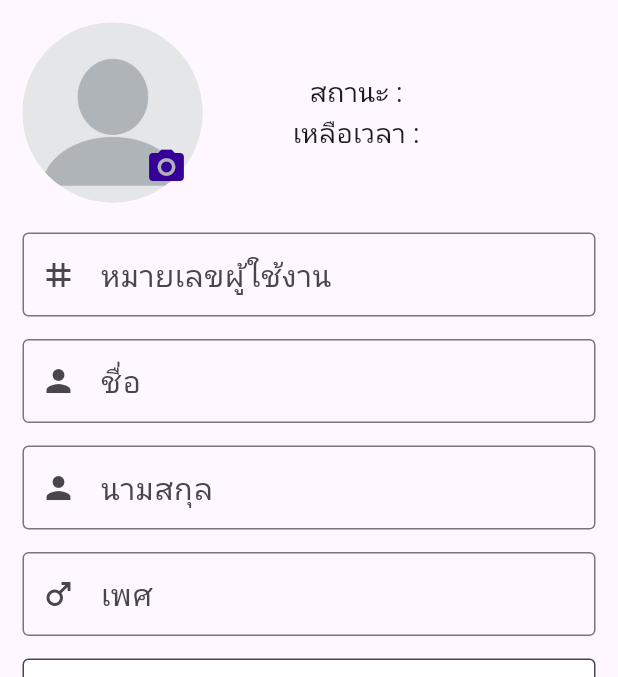
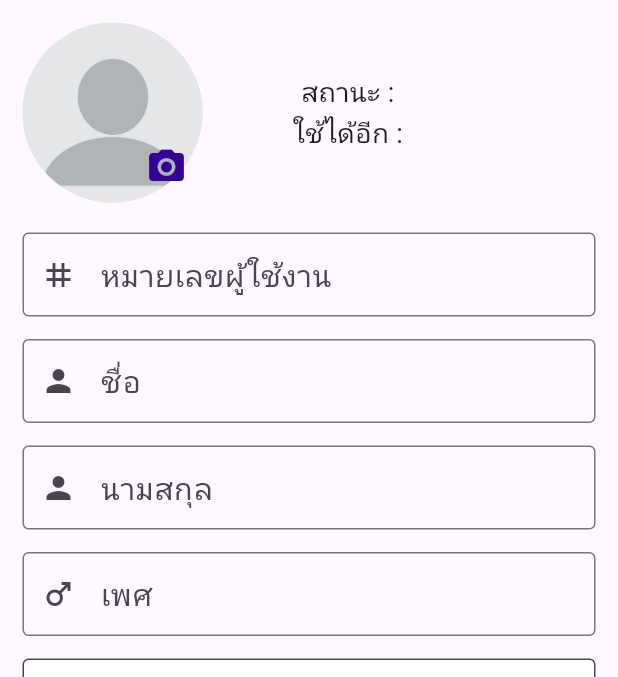
Before and after one commit to peerapattop/swapItem-project, a Flutter app: the screen it shows once a user with an empty profile is signed in, item 3 of the bottom bar chosen, on a phone screen of 412 x 824 dp, the part 60-737 px from its top. Run offline on Flutter 3.47's test engine with Material 3 defaults, Android fonts, the phone set to English and light mode, and no system bars; our stand-ins replace cloud_firestore, firebase_auth, firebase_core, firebase_database, firebase_storage, google_maps_flutter and 2 more; accounts and stored records are empty; network calls fail.

Commit message:
อัพเดตการแสดงผลเวลาของ vip

```diff
--- a/lib/1_register_page.dart
+++ b/lib/1_register_page.dart
@@ -185,8 +185,9 @@ class _RegisPageState extends State<RegisPage> {
           .child(userCredential.user!.uid);
 
       Map userDataMap = {
+        'remainingTime':'',
         'uid':uid,
-        'lastPostDate':"",
+        'lastPostDate':'',
         'makeofferCount': makeofferCount,
         'postCount': monthlyPostLimit,
         'status_user': 'ผู้ใช้ทั่วไป',
--- a/lib/9_my_profile.dart
+++ b/lib/9_my_profile.dart
@@ -42,7 +42,6 @@ class _ProfileState extends State<Profile> {
         TextEditingController(text: dataUser['gender'].toString());
     _birthdayController =
         TextEditingController(text: dataUser['birthday'].toString());
-
   }
 
   Future<void> _selectDate(BuildContext context) async {
@@ -185,8 +184,8 @@ class _ProfileState extends State<Profile> {
                       _genderController.text = dataUser['gender'].toString();
                       _birthdayController.text =
                           dataUser['birthday'].toString();
-                          status_user = dataUser['status_user'];
-                          remainingTime = dataUser['remainingTime'];
+                      status_user = dataUser['status_user'];
+                      remainingTime = dataUser['remainingTime'];
                       return Padding(
                         padding: const EdgeInsets.all(15.0),
                         child: Column(
@@ -197,7 +196,9 @@ class _ProfileState extends State<Profile> {
                                   alignment: Alignment.topCenter,
                                   child: imgPost(),
                                 ),
-                                SizedBox(width: 60,),
+                                SizedBox(
+                                  width: 60,
+                                ),
                                 Column(
                                   children: [
                                     Text(
@@ -205,9 +206,9 @@ class _ProfileState extends State<Profile> {
                                       style: TextStyle(fontSize: 18),
                                     ),
                                     Text(
-                                      'เหลือเวลา : $remainingTime',
+                                     'ใช้ได้อีก : $remainingTime',
                                       style: TextStyle(fontSize: 18),
-                                    ),
+                                    )
                                   ],
                                 )
                               ],
```
